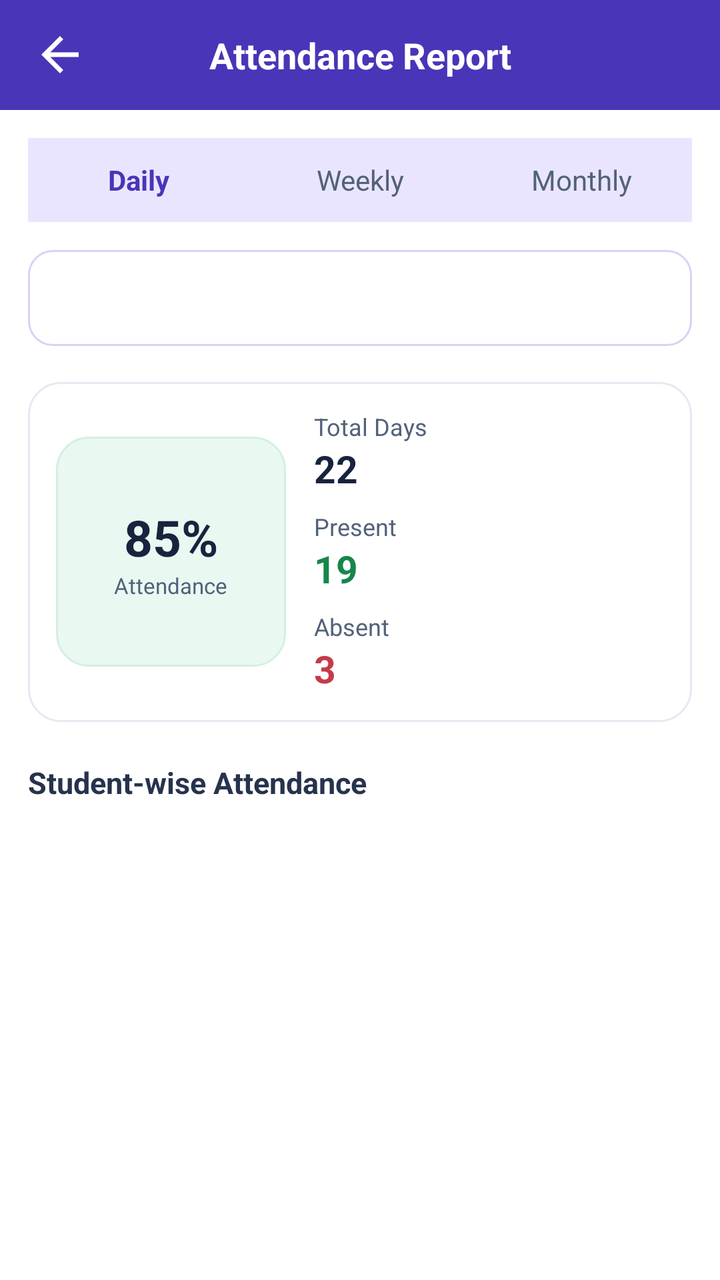
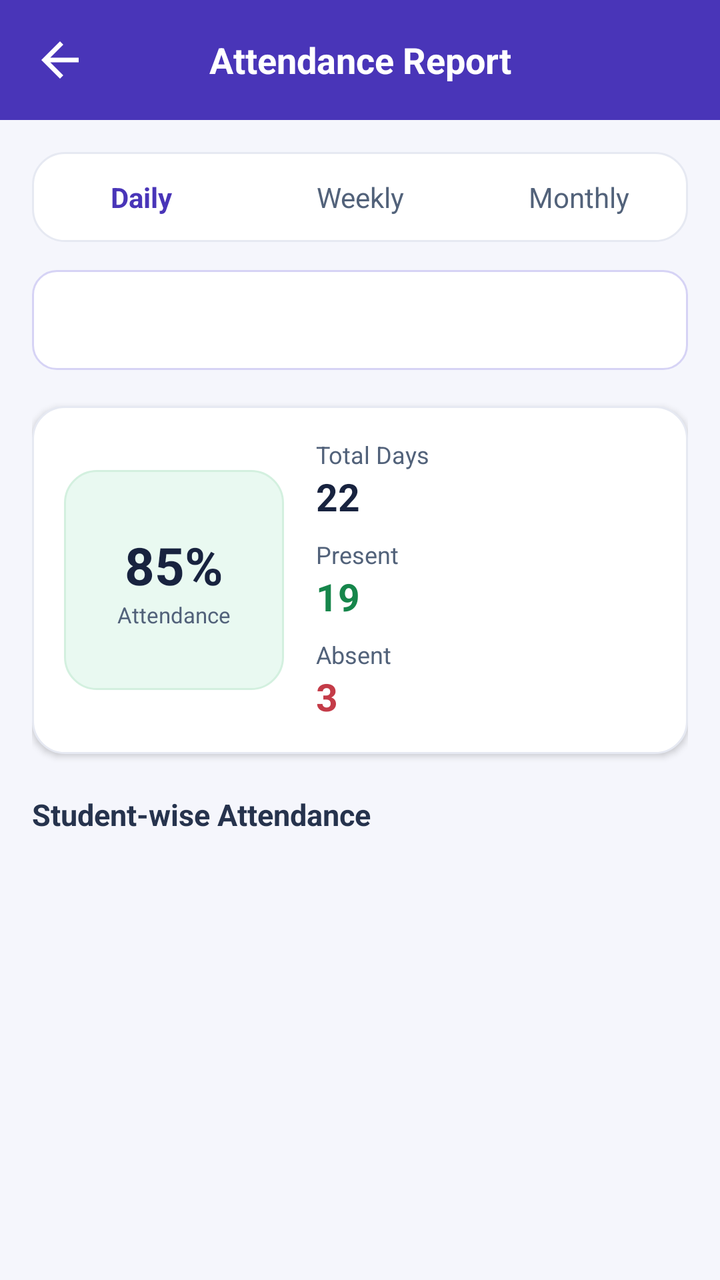

Before-and-after screenshots of an Android layout around one commit, followed by the original layout XML and the change that was made.
<!-- AndroidManifest.xml: application theme Theme.TrackPoint -->
<!-- res/layout/activity_attendance_report.xml -->
<?xml version="1.0" encoding="utf-8"?>
<androidx.constraintlayout.widget.ConstraintLayout
    xmlns:android="http://schemas.android.com/apk/res/android"
    xmlns:app="http://schemas.android.com/apk/res-auto"
    android:layout_width="match_parent"
    android:layout_height="match_parent"
    android:background="#4935B8"
    android:fitsSystemWindows="true">

    
    <LinearLayout
        android:id="@+id/header"
        android:layout_width="match_parent"
        android:layout_height="55dp"
        android:orientation="horizontal"
        android:gravity="center_vertical"
        android:paddingStart="16dp"
        android:paddingEnd="16dp"
        android:background="#4935B8"
        app:layout_constraintTop_toTopOf="parent">

        <ImageView
            android:id="@+id/btnBack"
            android:layout_width="28dp"
            android:layout_height="28dp"
            android:src="@drawable/back_symbol"
            app:tint="#FFFFFF"
            android:contentDescription="Back"/>

        <TextView
            android:layout_width="0dp"
            android:layout_height="wrap_content"
            android:layout_weight="1"
            android:text="Attendance Report"
            android:textColor="#FFFFFF"
            android:textSize="18sp"
            android:textStyle="bold"
            android:gravity="center"/>

        <View
            android:layout_width="28dp"
            android:layout_height="28dp"/>

    </LinearLayout>

    
    <ScrollView
        android:layout_width="match_parent"
        android:layout_height="0dp"
        android:fillViewport="true"
        android:padding="14dp"
        android:background="#FFFFFF"
        app:layout_constraintTop_toBottomOf="@id/header"
        app:layout_constraintBottom_toBottomOf="parent">

        <LinearLayout
            android:layout_width="match_parent"
            android:layout_height="wrap_content"
            android:orientation="vertical">

            
            <LinearLayout
                android:layout_width="match_parent"
                android:layout_height="42dp"
                android:orientation="horizontal"
                android:gravity="center"
                android:background="#EAE5FF"
                android:layout_marginBottom="14dp">

                <TextView
                    android:id="@+id/tvDaily"
                    android:layout_width="0dp"
                    android:layout_height="match_parent"
                    android:layout_weight="1"
                    android:gravity="center"
                    android:text="Daily"
                    android:textColor="#4935B8"
                    android:textStyle="bold"/>

                <TextView
                    android:id="@+id/tvWeekly"
                    android:layout_width="0dp"
                    android:layout_height="match_parent"
                    android:layout_weight="1"
                    android:gravity="center"
                    android:text="Weekly"
                    android:textColor="#52627A"/>

                <TextView
                    android:id="@+id/tvMonthly"
                    android:layout_width="0dp"
                    android:layout_height="match_parent"
                    android:layout_weight="1"
                    android:gravity="center"
                    android:text="Monthly"
                    android:textColor="#52627A"/>

            </LinearLayout>

            
            <Spinner
                android:id="@+id/spMonth"
                android:layout_width="match_parent"
                android:layout_height="48dp"
                android:background="@drawable/input_box"
                android:paddingStart="12dp"
                android:layout_marginBottom="18dp"/>

            
            <LinearLayout
                android:layout_width="match_parent"
                android:layout_height="wrap_content"
                android:orientation="horizontal"
                android:gravity="center_vertical"
                android:padding="14dp"
                android:background="@drawable/action_card">

                <LinearLayout
                    android:layout_width="115dp"
                    android:layout_height="115dp"
                    android:gravity="center"
                    android:orientation="vertical"
                    android:background="@drawable/card_green">

                    <TextView
                        android:id="@+id/tvPercentage"
                        android:layout_width="wrap_content"
                        android:layout_height="wrap_content"
                        android:text="85%"
                        android:textColor="#18233F"
                        android:textSize="25sp"
                        android:textStyle="bold"/>

                    <TextView
                        android:layout_width="wrap_content"
                        android:layout_height="wrap_content"
                        android:text="Attendance"
                        android:textColor="#52627A"
                        android:textSize="11sp"/>

                </LinearLayout>

                <LinearLayout
                    android:layout_width="0dp"
                    android:layout_height="wrap_content"
                    android:layout_weight="1"
                    android:orientation="vertical"
                    android:paddingStart="14dp">

                    <TextView
                        android:layout_width="wrap_content"
                        android:layout_height="wrap_content"
                        android:text="Total Days"
                        android:textColor="#52627A"
                        android:textSize="12sp"/>

                    <TextView
                        android:id="@+id/tvTotalDays"
                        android:layout_width="wrap_content"
                        android:layout_height="wrap_content"
                        android:text="22"
                        android:textColor="#18233F"
                        android:textSize="19sp"
                        android:textStyle="bold"/>

                    <TextView
                        android:layout_width="wrap_content"
                        android:layout_height="wrap_content"
                        android:layout_marginTop="8dp"
                        android:text="Present"
                        android:textColor="#52627A"
                        android:textSize="12sp"/>

                    <TextView
                        android:id="@+id/tvPresentDays"
                        android:layout_width="wrap_content"
                        android:layout_height="wrap_content"
                        android:text="19"
                        android:textColor="#16864B"
                        android:textSize="19sp"
                        android:textStyle="bold"/>

                    <TextView
                        android:layout_width="wrap_content"
                        android:layout_height="wrap_content"
                        android:layout_marginTop="8dp"
                        android:text="Absent"
                        android:textColor="#52627A"
                        android:textSize="12sp"/>

                    <TextView
                        android:id="@+id/tvAbsentDays"
                        android:layout_width="wrap_content"
                        android:layout_height="wrap_content"
                        android:text="3"
                        android:textColor="#C43B48"
                        android:textSize="19sp"
                        android:textStyle="bold"/>

                </LinearLayout>

            </LinearLayout>

            
            <TextView
                android:layout_width="match_parent"
                android:layout_height="wrap_content"
                android:layout_marginTop="20dp"
                android:layout_marginBottom="10dp"
                android:text="Student-wise Attendance"
                android:textColor="#26334D"
                android:textSize="15sp"
                android:textStyle="bold"/>

            
            <LinearLayout
                android:id="@+id/studentAttendanceList"
                android:layout_width="match_parent"
                android:layout_height="wrap_content"
                android:orientation="vertical"/>

        </LinearLayout>

    </ScrollView>

</androidx.constraintlayout.widget.ConstraintLayout>
<!-- resources referenced by this layout -->
<resources>
  <!-- drawable action_card (drawable) -->
  <shape xmlns:android="http://schemas.android.com/apk/res/android">
      <solid android:color="#FFFFFF"/>
      <stroke android:width="1dp" android:color="#E6E9F2"/>
      <corners android:radius="16dp"/>
  </shape>
  <!-- drawable back_symbol (drawable) -->
  <vector xmlns:android="http://schemas.android.com/apk/res/android" android:autoMirrored="true" android:height="24dp" android:tint="#000000" android:viewportHeight="24" android:viewportWidth="24" android:width="24dp">
        
      <path android:fillColor="@android:color/white" android:pathData="M20,11H7.83l5.59,-5.59L12,4l-8,8 8,8 1.41,-1.41L7.83,13H20v-2z"/>
      
  </vector>
  <!-- drawable card_green (drawable) -->
  <shape xmlns:android="http://schemas.android.com/apk/res/android">
      <solid android:color="#E9F9F1"/>
      <stroke android:width="1dp" android:color="#D3F0DF"/>
      <corners android:radius="16dp"/>
  </shape>
  <!-- drawable input_box (drawable) -->
  <?xml version="1.0" encoding="utf-8"?>
  <shape xmlns:android="http://schemas.android.com/apk/res/android"
      android:shape="rectangle">
  
      <solid android:color="#FFFFFF" />
  
      <stroke
          android:width="1dp"
          android:color="#D6D3F5" />
  
      <corners android:radius="12dp" />
  
      <padding
          android:left="12dp"
          android:right="12dp"
          android:top="4dp"
          android:bottom="4dp" />
  
  </shape>
  <style name="Theme.TrackPoint" parent="Base.Theme.TrackPoint" />
  <style name="Base.Theme.TrackPoint" parent="Theme.Material3.DayNight.NoActionBar">
          
          
      </style>
</resources>

<!-- the commit's change to res/layout/activity_attendance_report.xml (unified diff, before → after) -->
@@ -11,7 +11,7 @@
     <LinearLayout
         android:id="@+id/header"
         android:layout_width="match_parent"
-        android:layout_height="55dp"
+        android:layout_height="60dp"
         android:orientation="horizontal"
         android:gravity="center_vertical"
         android:paddingStart="16dp"
@@ -48,8 +48,8 @@
         android:layout_width="match_parent"
         android:layout_height="0dp"
         android:fillViewport="true"
-        android:padding="14dp"
-        android:background="#FFFFFF"
+        android:padding="16dp"
+        android:background="#F5F6FC"
         app:layout_constraintTop_toBottomOf="@id/header"
         app:layout_constraintBottom_toBottomOf="parent">
 
@@ -61,10 +61,10 @@
             
             <LinearLayout
                 android:layout_width="match_parent"
-                android:layout_height="42dp"
+                android:layout_height="45dp"
                 android:orientation="horizontal"
                 android:gravity="center"
-                android:background="#EAE5FF"
+                android:background="@drawable/action_card"
                 android:layout_marginBottom="14dp">
 
                 <TextView
@@ -101,9 +101,10 @@
             <Spinner
                 android:id="@+id/spMonth"
                 android:layout_width="match_parent"
-                android:layout_height="48dp"
+                android:layout_height="50dp"
                 android:background="@drawable/input_box"
-                android:paddingStart="12dp"
+                android:paddingStart="16dp"
+                android:paddingEnd="16dp"
                 android:layout_marginBottom="18dp"/>
 
             
@@ -112,12 +113,13 @@
                 android:layout_height="wrap_content"
                 android:orientation="horizontal"
                 android:gravity="center_vertical"
-                android:padding="14dp"
-                android:background="@drawable/action_card">
+                android:padding="16dp"
+                android:background="@drawable/action_card"
+                android:elevation="2dp">
 
                 <LinearLayout
-                    android:layout_width="115dp"
-                    android:layout_height="115dp"
+                    android:layout_width="110dp"
+                    android:layout_height="110dp"
                     android:gravity="center"
                     android:orientation="vertical"
                     android:background="@drawable/card_green">
@@ -128,7 +130,7 @@
                         android:layout_height="wrap_content"
                         android:text="85%"
                         android:textColor="#18233F"
-                        android:textSize="25sp"
+                        android:textSize="26sp"
                         android:textStyle="bold"/>
 
                     <TextView
@@ -145,7 +147,8 @@
                     android:layout_height="wrap_content"
                     android:layout_weight="1"
                     android:orientation="vertical"
-                    android:paddingStart="14dp">
+                    android:paddingStart="16dp"
+                    android:paddingEnd="8dp">
 
                     <TextView
                         android:layout_width="wrap_content"
